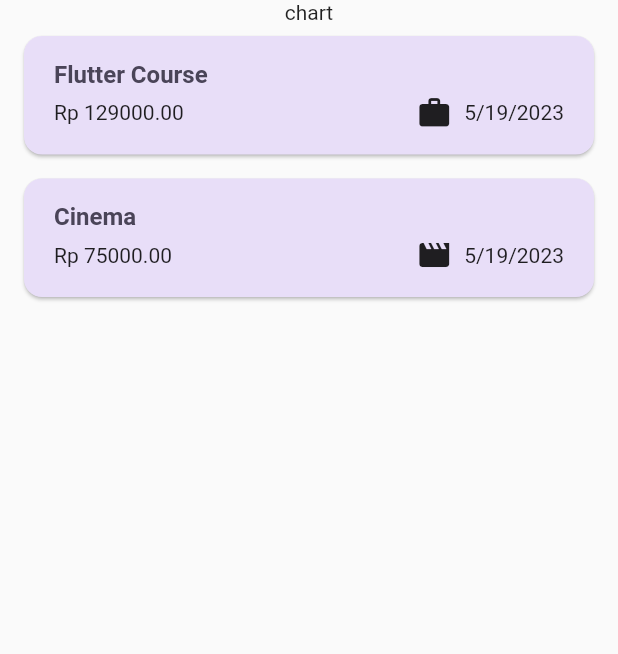
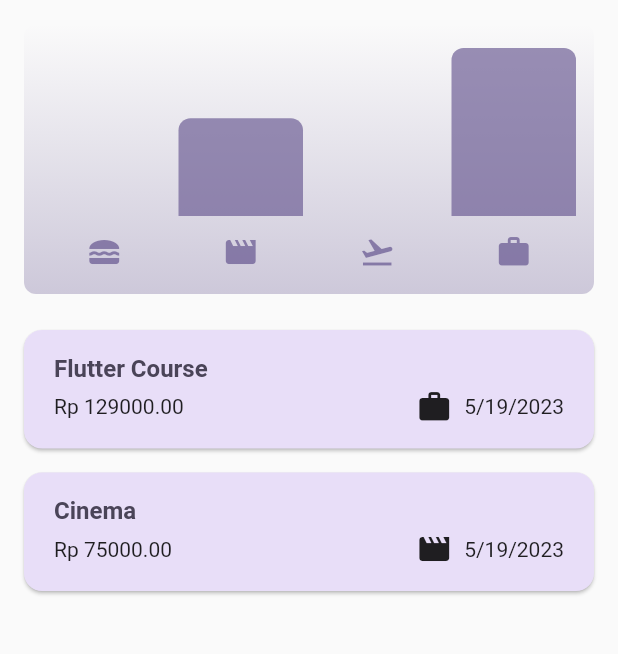
Before and after one commit to matiuskm/expense_tracker, a Flutter app: the screen it shows after launch, on a phone screen of 412 x 824 dp, the part 84-738 px from its top. Run offline on Flutter 3.47's test engine with Material 2 defaults, Android fonts, the phone set to English and light mode, and no system bars.

Commit message:
add chart

```diff
--- a/lib/main.dart
+++ b/lib/main.dart
@@ -6,9 +6,31 @@ var kColorScheme = ColorScheme.fromSeed(
   seedColor: const Color.fromARGB(255, 96, 59, 181),
 );
 
+var kDarkColorScheme = ColorScheme.fromSeed(
+  brightness: Brightness.dark,
+  seedColor: const Color.fromARGB(255, 5, 99, 125),
+);
+
 void main() {
   runApp(
     MaterialApp(
+      darkTheme: ThemeData.dark().copyWith(
+        useMaterial3: true,
+        colorScheme: kDarkColorScheme,
+        cardTheme: const CardTheme().copyWith(
+          color: kDarkColorScheme.secondaryContainer,
+          margin: const EdgeInsets.symmetric(
+            horizontal: 16,
+            vertical: 8,
+          ),
+        ),
+        elevatedButtonTheme: ElevatedButtonThemeData(
+          style: ElevatedButton.styleFrom(
+            backgroundColor: kDarkColorScheme.primaryContainer,
+            foregroundColor: kDarkColorScheme.onPrimaryContainer,
+          ),
+        ),
+      ),
       theme: ThemeData().copyWith(
         useMaterial3: true,
         colorScheme: kColorScheme,
@@ -36,6 +58,7 @@ void main() {
               ),
             ),
       ),
+      // themeMode: ThemeMode.system,
       home: const Expenses(),
     ),
   );
--- a/lib/models/expense.dart
+++ b/lib/models/expense.dart
@@ -33,3 +33,28 @@ class Expense {
     return formatter.format(date);
   }
 }
+
+class ExpenseBucket {
+  const ExpenseBucket({
+    required this.category,
+    required this.expenses,
+  });
+
+  ExpenseBucket.forCategory(List<Expense> allExpenses, this.category)
+      : expenses = allExpenses
+            .where((expense) => expense.category == category)
+            .toList();
+
+  final Category category;
+  final List<Expense> expenses;
+
+  double get totalExpenses {
+    double sum = 0;
+
+    for (final expense in expenses) {
+      sum += expense.amount;
+    }
+
+    return sum;
+  }
+}
--- /dev/null
+++ b/lib/widgets/chart/chart.dart
@@ -0,0 +1,95 @@
+import 'package:flutter/material.dart';
+
+import 'package:expense_tracker/widgets/chart/chart_bar.dart';
+import 'package:expense_tracker/models/expense.dart';
+
+class Chart extends StatelessWidget {
+  const Chart({super.key, required this.expenses});
+
+  final List<Expense> expenses;
+
+  List<ExpenseBucket> get buckets {
+    return [
+      ExpenseBucket.forCategory(expenses, Category.food),
+      ExpenseBucket.forCategory(expenses, Category.leisure),
+      ExpenseBucket.forCategory(expenses, Category.travel),
+      ExpenseBucket.forCategory(expenses, Category.work),
+    ];
+  }
+
+  double get maxTotalExpense {
+    double maxTotalExpense = 0;
+
+    for (final bucket in buckets) {
+      if (bucket.totalExpenses > maxTotalExpense) {
+        maxTotalExpense = bucket.totalExpenses;
+      }
+    }
+
+    return maxTotalExpense;
+  }
+
+  @override
+  Widget build(BuildContext context) {
+    final isDarkMode =
+        MediaQuery.of(context).platformBrightness == Brightness.dark;
+    return Container(
+      margin: const EdgeInsets.all(16),
+      padding: const EdgeInsets.symmetric(
+        vertical: 16,
+        horizontal: 8,
+      ),
+      width: double.infinity,
+      height: 180,
+      decoration: BoxDecoration(
+        borderRadius: BorderRadius.circular(8),
+        gradient: LinearGradient(
+          colors: [
+            Theme.of(context).colorScheme.primary.withOpacity(0.3),
+            Theme.of(context).colorScheme.primary.withOpacity(0.0)
+          ],
+          begin: Alignment.bottomCenter,
+          end: Alignment.topCenter,
+        ),
+      ),
+      child: Column(
+        children: [
+          Expanded(
+            child: Row(
+              crossAxisAlignment: CrossAxisAlignment.end,
+              children: [
+                for (final bucket in buckets) // alternative to map()
+                  ChartBar(
+                    fill: bucket.totalExpenses == 0
+                        ? 0
+                        : bucket.totalExpenses / maxTotalExpense,
+                  )
+              ],
+            ),
+          ),
+          const SizedBox(height: 12),
+          Row(
+            children: buckets
+                .map(
+                  (bucket) => Expanded(
+                    child: Padding(
+                      padding: const EdgeInsets.symmetric(horizontal: 4),
+                      child: Icon(
+                        categoryIcons[bucket.category],
+                        color: isDarkMode
+                            ? Theme.of(context).colorScheme.secondary
+                            : Theme.of(context)
+                                .colorScheme
+                                .primary
+                                .withOpacity(0.7),
+                      ),
+                    ),
+                  ),
+                )
+                .toList(),
+          )
+        ],
+      ),
+    );
+  }
+}
--- /dev/null
+++ b/lib/widgets/chart/chart_bar.dart
@@ -0,0 +1,34 @@
+import 'package:flutter/material.dart';
+
+class ChartBar extends StatelessWidget {
+  const ChartBar({
+    super.key,
+    required this.fill,
+  });
+
+  final double fill;
+
+  @override
+  Widget build(BuildContext context) {
+    final isDarkMode =
+        MediaQuery.of(context).platformBrightness == Brightness.dark;
+    return Expanded(
+      child: Padding(
+        padding: const EdgeInsets.symmetric(horizontal: 4),
+        child: FractionallySizedBox(
+          heightFactor: fill,
+          child: DecoratedBox(
+            decoration: BoxDecoration(
+              shape: BoxShape.rectangle,
+              borderRadius:
+                  const BorderRadius.vertical(top: Radius.circular(8)),
+              color: isDarkMode
+                  ? Theme.of(context).colorScheme.secondary
+                  : Theme.of(context).colorScheme.primary.withOpacity(0.65),
+            ),
+          ),
+        ),
+      ),
+    );
+  }
+}
--- a/lib/widgets/expenses.dart
+++ b/lib/widgets/expenses.dart
@@ -1,3 +1,4 @@
+import 'package:expense_tracker/widgets/chart/chart.dart';
 import 'package:expense_tracker/widgets/expenses_list/expenses_list.dart';
 import 'package:expense_tracker/models/expense.dart';
 import 'package:expense_tracker/widgets/new_expense.dart';
@@ -84,7 +85,7 @@ class _ExpensesState extends State<Expenses> {
       ),
       body: Column(
         children: [
-          const Text("chart"),
+          Chart(expenses: _registeredExpenses),
           Expanded(
             child: mainContent,
           ),
```
